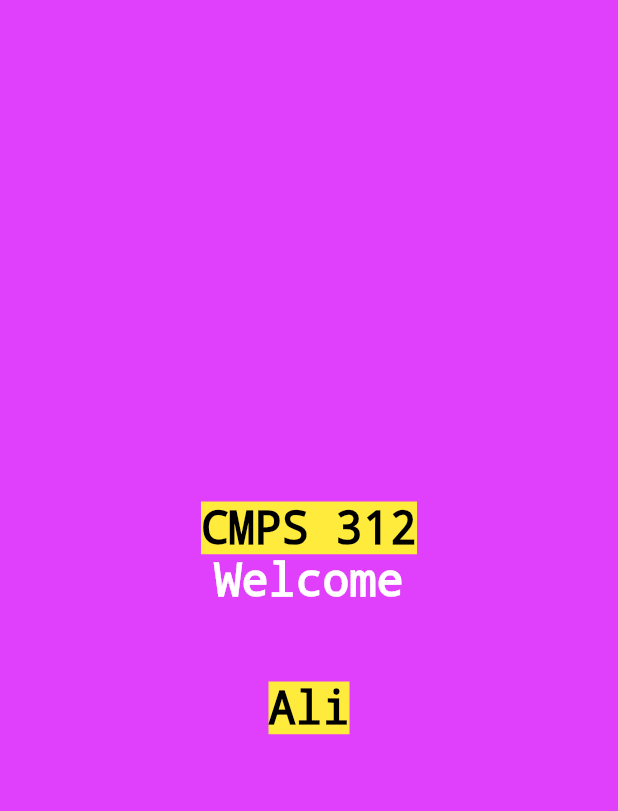
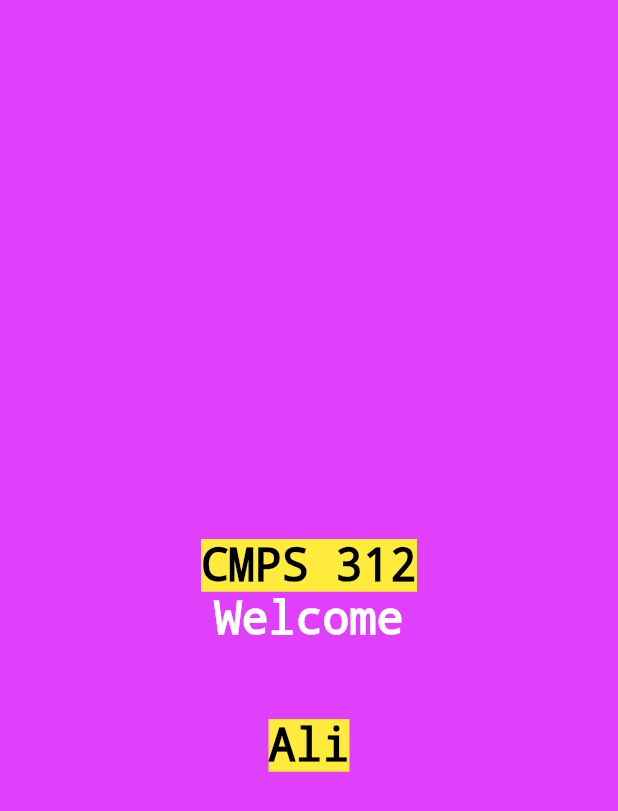
Before and after one commit to cmps312f24/Lab-B51, a Flutter app: the screen it shows after launch, on a phone screen of 412 x 824 dp. Shown: the top 811 px of the screen. Run offline on Flutter 3.47's test engine with Material 3 defaults, Android fonts, the phone set to English and light mode, and no system bars.

Commit message:
Update home_page.dart

```diff
--- a/Lab Practice/Lab 5 Flutter Basic Widgets and Layouts/Tutorial/flutter_intro/lib/home_page.dart
+++ b/Lab Practice/Lab 5 Flutter Basic Widgets and Layouts/Tutorial/flutter_intro/lib/home_page.dart
@@ -11,7 +11,9 @@ class HomePage extends StatelessWidget {
         child: Column(
           mainAxisAlignment: MainAxisAlignment.center,
           children: [
-            Center(
+            Padding(
+              padding: EdgeInsets.only(top: 50),
+              child: Center(
                 child: Text(
                   "CMPS 312",
                   textAlign: TextAlign.center,
@@ -20,6 +22,7 @@ class HomePage extends StatelessWidget {
                     color: Colors.black,
                     decoration: TextDecoration.none,
                     backgroundColor: Colors.yellow,
+                  ),
                 ),
               ),
             ),
```
Lines whose indentation alone changed are shown as unchanged.
